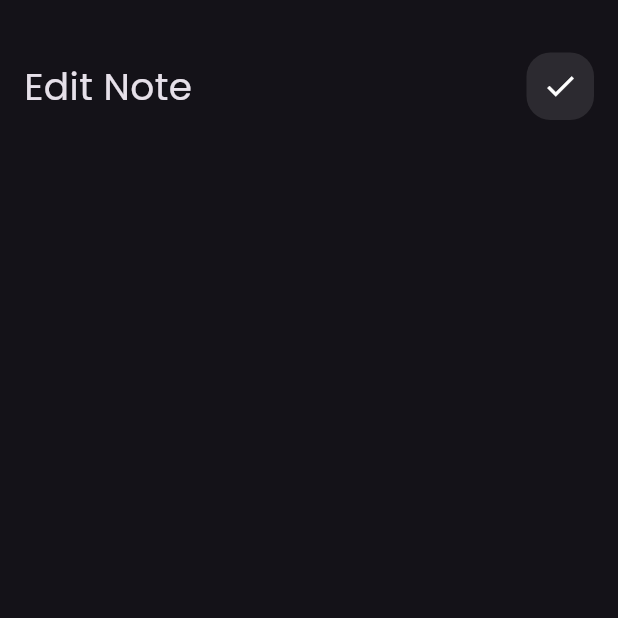
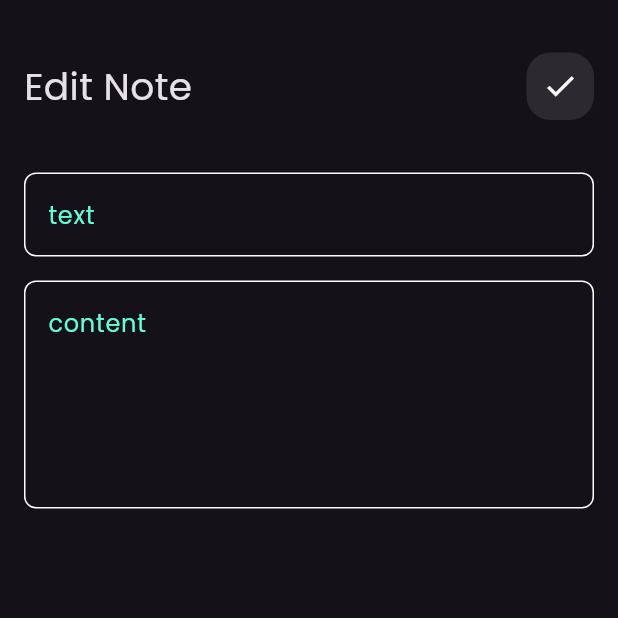
Before and after one commit to Abdelrahman-Hany/notes_app, a Flutter app: the EditNoteView screen opened directly, on a phone screen of 412 x 824 dp, the top half of it. Run offline on Flutter 3.47's test engine with Material 3 defaults, Android fonts, the phone set to English and light mode, and no system bars; our stand-ins replace font_awesome_flutter.

Commit message:
edit note view ui done

```diff
--- a/lib/widgets/edit_note_view_body.dart
+++ b/lib/widgets/edit_note_view_body.dart
@@ -1,5 +1,6 @@
 import 'package:flutter/material.dart';
 import 'package:note_app/widgets/custom_app_bar.dart';
+import 'package:note_app/widgets/custom_text_field.dart';
 
 class EditNoteViewBody extends StatelessWidget {
   const EditNoteViewBody({super.key});
@@ -16,6 +17,14 @@ class EditNoteViewBody extends StatelessWidget {
           title: 'Edit Note',
           icon: Icons.check,
         ),
+           SizedBox(
+          height: 35,
+        ),
+        CustomTextField(hint: 'text'),
+
+        SizedBox(height: 16,),
+
+        CustomTextField(hint: 'content',maxlines: 5,),
       ]),
     );
   }
```
